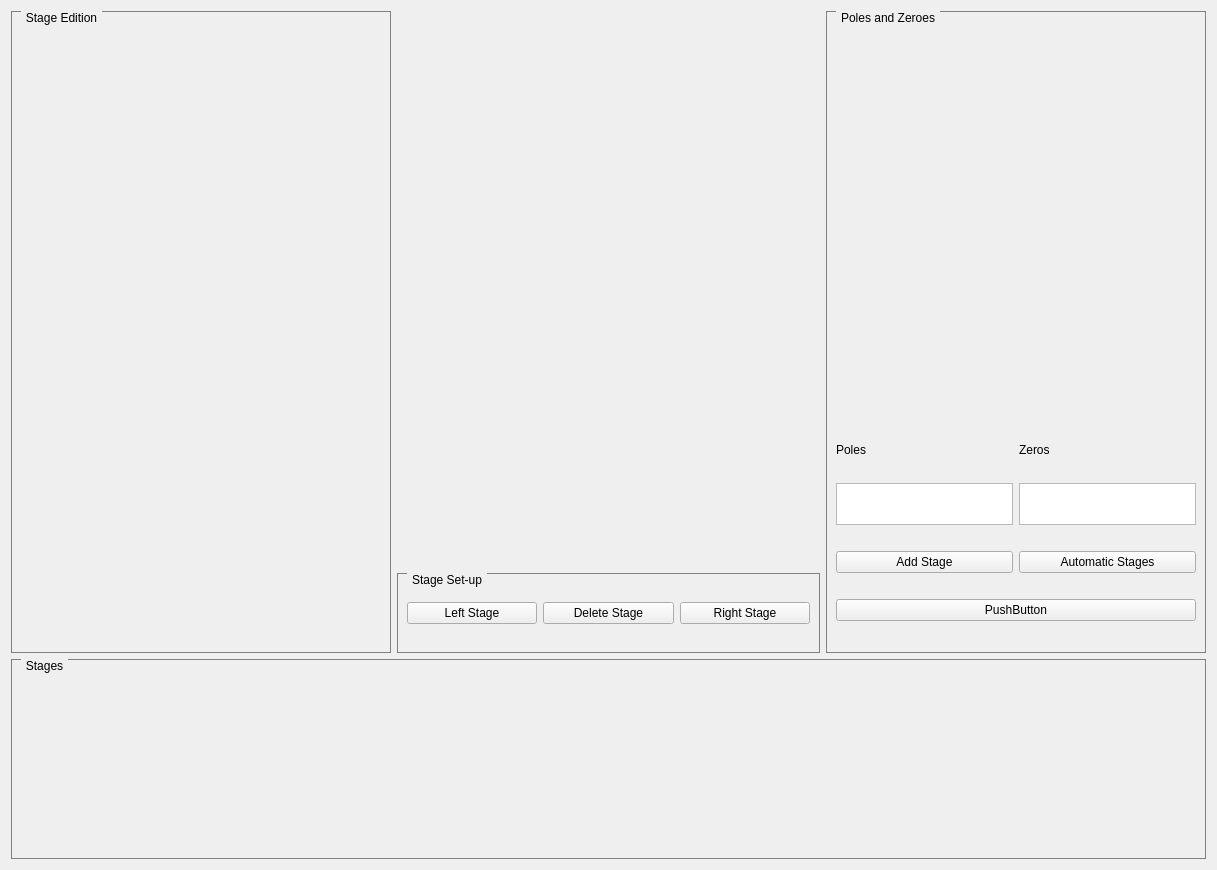
First picture: the form in TP4/Frontend/FilterDesigner/window2.ui, repository Agusgal/TC, before the edit.
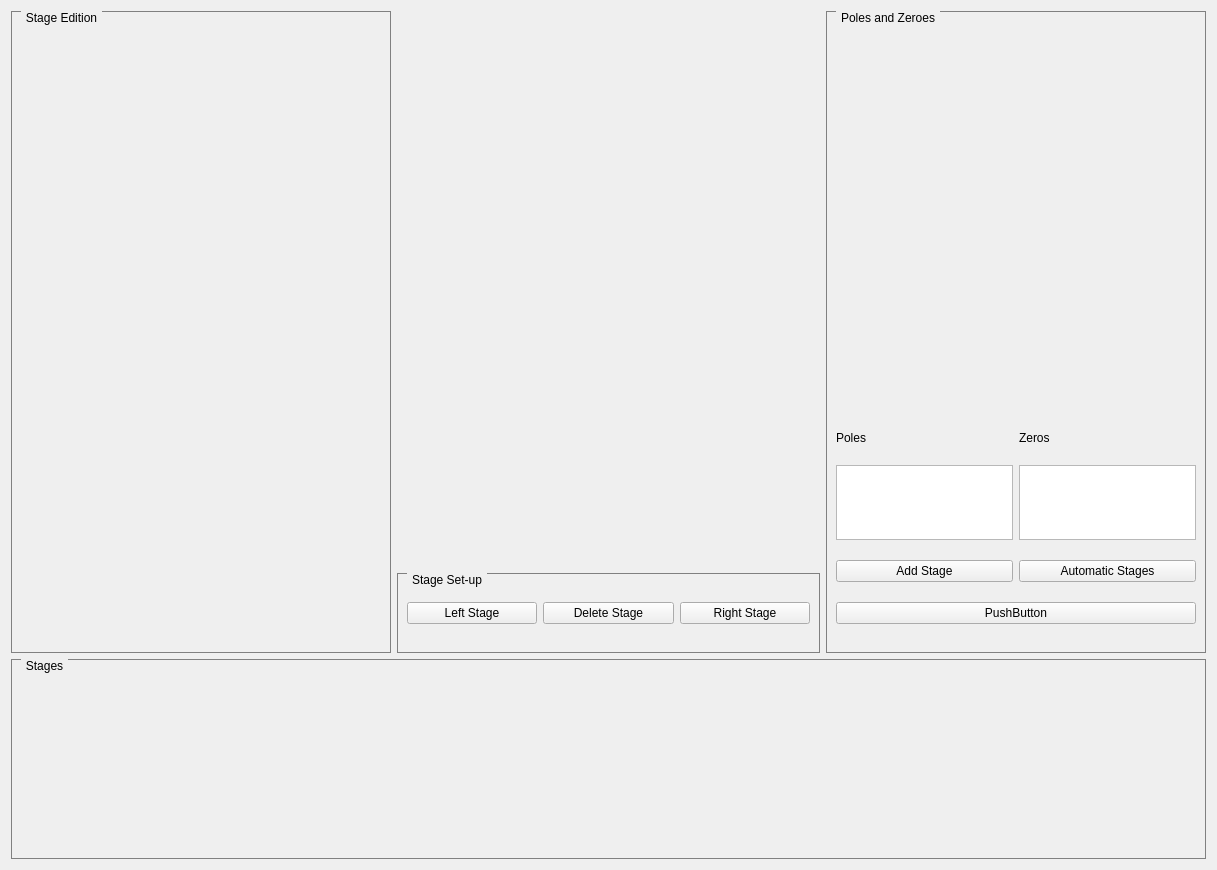
Second picture: the form after the edit. Custom widgets are drawn as their Qt base class.

Diff of the .ui file:
```diff
--- a/TP4/Frontend/FilterDesigner/window2.ui
+++ b/TP4/Frontend/FilterDesigner/window2.ui
@@ -153,10 +153,13 @@
      <layout class="QGridLayout" name="gridLayout_2">
       <item row="3" column="2">
        <widget class="QListWidget" name="lista_ceros">
+        <property name="enabled">
+         <bool>true</bool>
+        </property>
         <property name="maximumSize">
          <size>
           <width>16777215</width>
-          <height>42</height>
+          <height>75</height>
          </size>
         </property>
        </widget>
@@ -212,10 +215,13 @@
       </item>
       <item row="3" column="1">
        <widget class="QListWidget" name="lista_polos">
+        <property name="enabled">
+         <bool>true</bool>
+        </property>
         <property name="maximumSize">
          <size>
           <width>16777215</width>
-          <height>42</height>
+          <height>75</height>
          </size>
         </property>
        </widget>
```
Left out of the diff: 6 changed lines with no effect on the pictures.
